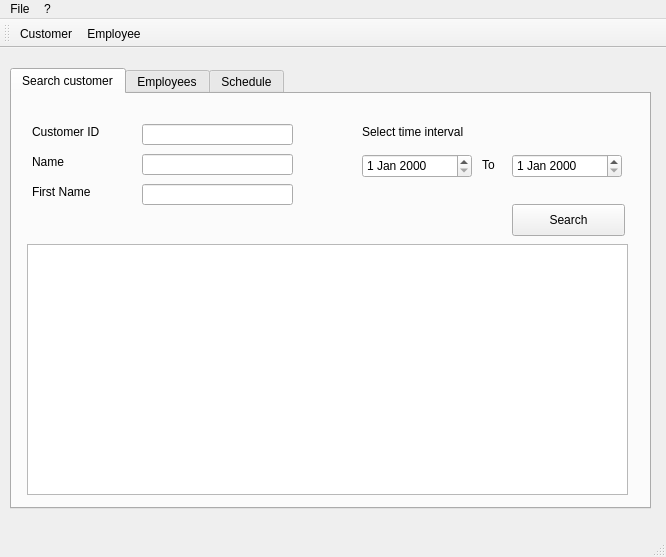
Old version of the form mainwindow.ui in the repository GouVsky/Projet_C-.
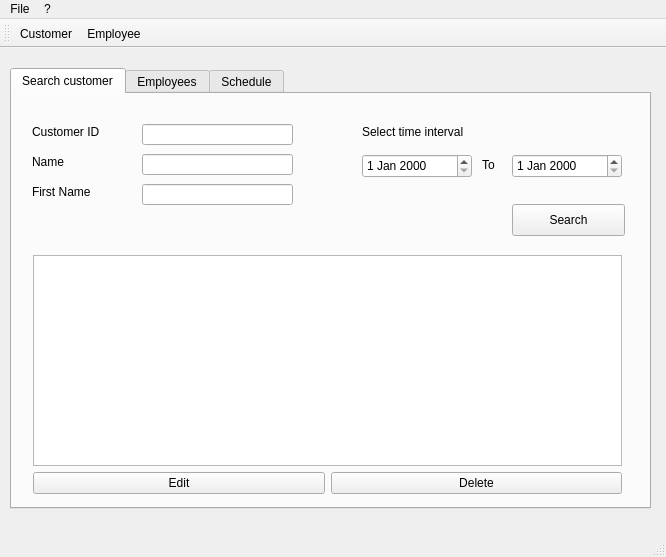
New version of the form. Icons and pictures are not drawn.

Commit message: Rename files because actions of 'adding' and 'updating' will be create in same classes for customer and employees.

The edit to the form file:
```diff
--- a/mainwindow.ui
+++ b/mainwindow.ui
@@ -36,25 +36,6 @@
      <attribute name="title">
       <string>Search customer</string>
      </attribute>
-     <widget class="QTableView" name="customerView">
-      <property name="geometry">
-       <rect>
-        <x>15</x>
-        <y>150</y>
-        <width>601</width>
-        <height>251</height>
-       </rect>
-      </property>
-      <property name="showGrid">
-       <bool>true</bool>
-      </property>
-      <attribute name="horizontalHeaderStretchLastSection">
-       <bool>false</bool>
-      </attribute>
-      <attribute name="verticalHeaderVisible">
-       <bool>false</bool>
-      </attribute>
-     </widget>
      <widget class="QLineEdit" name="customerIDSearch">
       <property name="geometry">
        <rect>
@@ -186,6 +167,45 @@
        <string>Search</string>
       </property>
      </widget>
+     <widget class="QWidget" name="gridLayoutWidget">
+      <property name="geometry">
+       <rect>
+        <x>10</x>
+        <y>150</y>
+        <width>611</width>
+        <height>261</height>
+       </rect>
+      </property>
+      <layout class="QGridLayout" name="gridLayout_2">
+       <item row="1" column="0">
+        <widget class="QPushButton" name="searchCustomerEditButton">
+         <property name="text">
+          <string>Edit</string>
+         </property>
+        </widget>
+       </item>
+       <item row="1" column="1">
+        <widget class="QPushButton" name="searchCustomerDeleteButton">
+         <property name="text">
+          <string>Delete</string>
+         </property>
+        </widget>
+       </item>
+       <item row="0" column="0" colspan="2">
+        <widget class="QTableView" name="customerView">
+         <property name="showGrid">
+          <bool>true</bool>
+         </property>
+         <attribute name="horizontalHeaderStretchLastSection">
+          <bool>false</bool>
+         </attribute>
+         <attribute name="verticalHeaderVisible">
+          <bool>false</bool>
+         </attribute>
+        </widget>
+       </item>
+      </layout>
+     </widget>
     </widget>
     <widget class="QWidget" name="employees">
      <attribute name="title">
```
Left out of the diff: 8 changed lines with no effect on the pictures. The commit also changes 9 other files.
